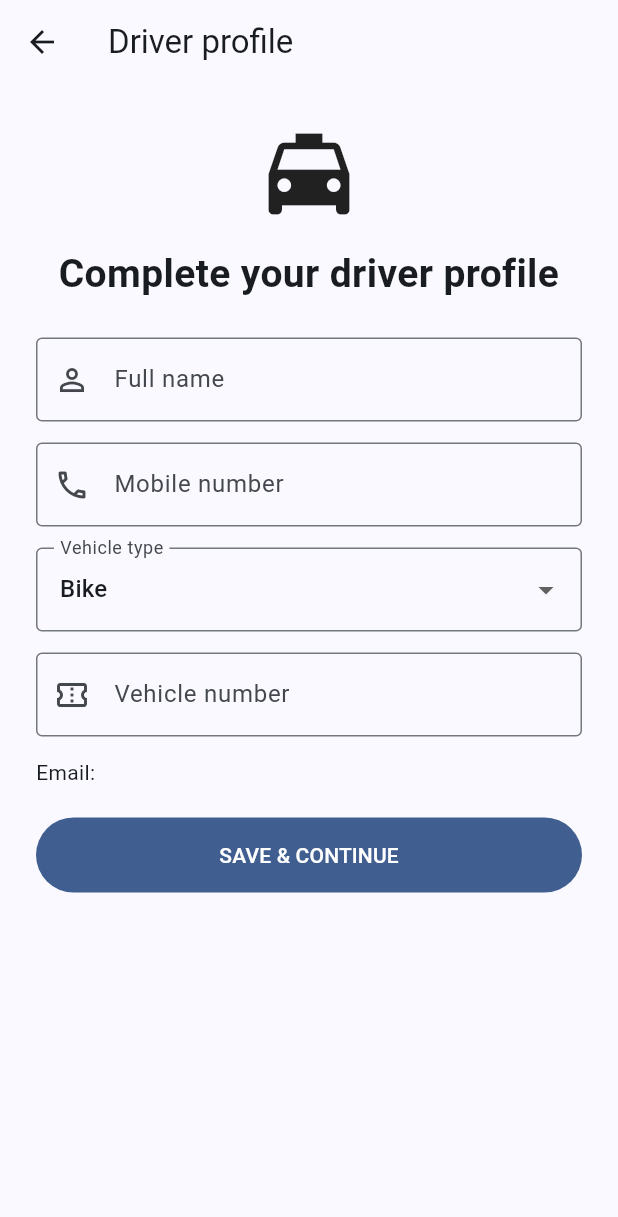
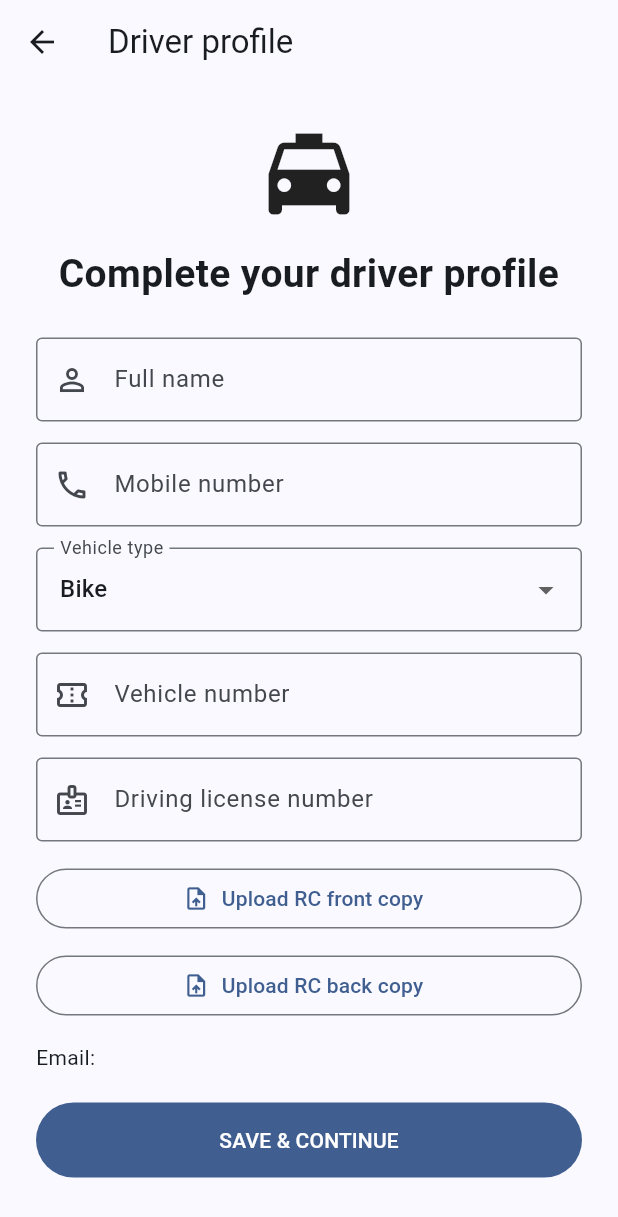
Before and after one commit to Nagabhushanam-g/ridego-app, a Flutter app: the DriverProfileScreen screen opened directly with empty values, after a tap on "SAVE & CONTINUE", on a phone screen of 412 x 824 dp. Shown: the top 1217 px of the screen. Run offline on Flutter 3.47's test engine with Material 3 defaults, Android fonts, the light colour scheme and no system bars; our stand-ins replace cloud_firestore, connectivity_plus, firebase_auth, firebase_core, firebase_messaging, firebase_storage and 3 more; accounts and stored records are empty; statements that could not run were skipped.

Commit message:
Require driver license and RC document uploads

```diff
--- a/driver/lib/profile.dart
+++ b/driver/lib/profile.dart
@@ -2,6 +2,8 @@ import 'package:cloud_firestore/cloud_firestore.dart';
 import 'package:firebase_auth/firebase_auth.dart';
 import 'package:firebase_core/firebase_core.dart';
 import 'package:flutter/material.dart';
+import 'package:firebase_storage/firebase_storage.dart';
+import 'package:image_picker/image_picker.dart';
 
 const String _rideGoFirestoreDatabaseId = 'firestore-db-2';
 
@@ -81,6 +83,10 @@ class _DriverProfileScreenState extends State<DriverProfileScreen> {
   final name = TextEditingController();
   final phone = TextEditingController();
   final vehicleNumber = TextEditingController();
+  final drivingLicense = TextEditingController();
+  final ImagePicker _picker = ImagePicker();
+  XFile? rcFront;
+  XFile? rcBack;
   String vehicleType = 'Bike';
   bool saving = false;
   String? error;
@@ -90,7 +96,30 @@ class _DriverProfileScreenState extends State<DriverProfileScreen> {
     name.dispose();
     phone.dispose();
     vehicleNumber.dispose();
+    drivingLicense.dispose();
     super.dispose();
+  }
+
+  Future<void> pickRc(bool front) async {
+    final image = await _picker.pickImage(
+      source: ImageSource.gallery,
+      imageQuality: 85,
+    );
+    if (image == null || !mounted) return;
+    setState(() {
+      if (front) {
+        rcFront = image;
+      } else {
+        rcBack = image;
+      }
+      error = null;
+    });
+  }
+
+  Future<String> uploadRc(String uid, XFile file, String side) async {
+    final ref = FirebaseStorage.instance.ref('driver_documents/$uid/rc_$side.jpg');
+    await ref.putData(await file.readAsBytes(), SettableMetadata(contentType: 'image/jpeg'));
+    return ref.getDownloadURL();
   }
 
   Future<void> save() async {
@@ -98,9 +127,16 @@ class _DriverProfileScreenState extends State<DriverProfileScreen> {
     final fullName = name.text.trim();
     final mobile = phone.text.trim();
     final number = vehicleNumber.text.trim().toUpperCase();
+    final license = drivingLicense.text.trim().toUpperCase();
     if (user == null) return;
-    if (fullName.length < 2 || mobile.length < 10 || number.length < 4) {
-      setState(() => error = 'Enter your name, valid mobile number, and vehicle number.');
+    if (fullName.length < 2 ||
+        mobile.length < 10 ||
+        number.length < 4 ||
+        license.length < 5 ||
+        rcFront == null ||
+        rcBack == null) {
+      setState(() => error =
+          'Enter all details, driving license number, and upload RC front and back copies.');
       return;
     }
 
@@ -110,6 +146,8 @@ class _DriverProfileScreenState extends State<DriverProfileScreen> {
     });
 
     try {
+      final rcFrontUrl = await uploadRc(user.uid, rcFront!, 'front');
+      final rcBackUrl = await uploadRc(user.uid, rcBack!, 'back');
       await _profilesDb.collection('profiles').doc(user.uid).set({
         'uid': user.uid,
         'role': 'driver',
@@ -118,6 +156,10 @@ class _DriverProfileScreenState extends State<DriverProfileScreen> {
         'email': user.email,
         'vehicleType': vehicleType,
         'vehicleNumber': number,
+        'drivingLicense': license,
+        'rcFrontUrl': rcFrontUrl,
+        'rcBackUrl': rcBackUrl,
+        'documentsSubmittedAt': FieldValue.serverTimestamp(),
         'updatedAt': FieldValue.serverTimestamp(),
       }, SetOptions(merge: true));
       if (mounted) widget.onSaved();
@@ -159,6 +201,28 @@ class _DriverProfileScreenState extends State<DriverProfileScreen> {
             TextField(controller: vehicleNumber, textCapitalization: TextCapitalization.characters,
                 decoration: const InputDecoration(labelText: 'Vehicle number', prefixIcon: Icon(Icons.confirmation_number_outlined), border: OutlineInputBorder())),
             const SizedBox(height: 14),
+            TextField(
+              controller: drivingLicense,
+              textCapitalization: TextCapitalization.characters,
+              decoration: const InputDecoration(
+                labelText: 'Driving license number',
+                prefixIcon: Icon(Icons.badge_outlined),
+                border: OutlineInputBorder(),
+              ),
+            ),
+            const SizedBox(height: 14),
+            OutlinedButton.icon(
+              onPressed: saving ? null : () => pickRc(true),
+              icon: Icon(rcFront == null ? Icons.upload_file : Icons.check_circle),
+              label: Text(rcFront == null ? 'Upload RC front copy' : 'RC front selected'),
+            ),
+            const SizedBox(height: 10),
+            OutlinedButton.icon(
+              onPressed: saving ? null : () => pickRc(false),
+              icon: Icon(rcBack == null ? Icons.upload_file : Icons.check_circle),
+              label: Text(rcBack == null ? 'Upload RC back copy' : 'RC back selected'),
+            ),
+            const SizedBox(height: 14),
             Text('Email: $email'),
             if (error != null) ...[
               const SizedBox(height: 12),
```
